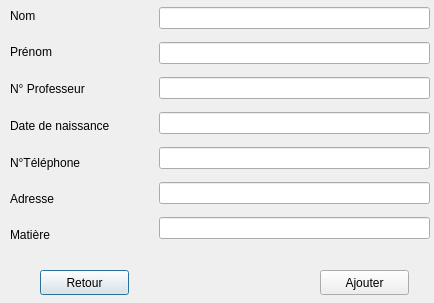
This is c++_oussa/Professeur_UI/ajouterprofesseur.ui in khadimkasse/projet_cpp_ndeye as Qt 5 draws it before an edit. The edited form follows.
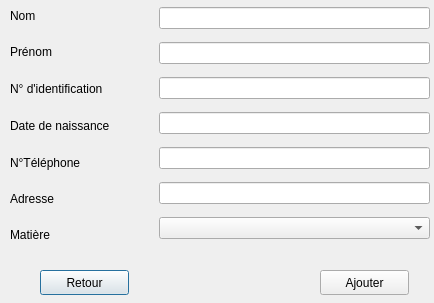
This is the edited form.

Patch:
```diff
--- a/c++_oussa/Professeur_UI/ajouterprofesseur.ui
+++ b/c++_oussa/Professeur_UI/ajouterprofesseur.ui
@@ -40,7 +40,7 @@
     <item>
      <widget class="QLabel" name="numbprofesseur">
       <property name="text">
-       <string>N° Professeur</string>
+       <string>N° d'identification</string>
       </property>
      </widget>
     </item>
@@ -110,7 +110,7 @@
      <widget class="QLineEdit" name="inputadresse"/>
     </item>
     <item>
-     <widget class="QLineEdit" name="inputMatiere"/>
+     <widget class="QComboBox" name="matieres"/>
     </item>
    </layout>
   </widget>
```
